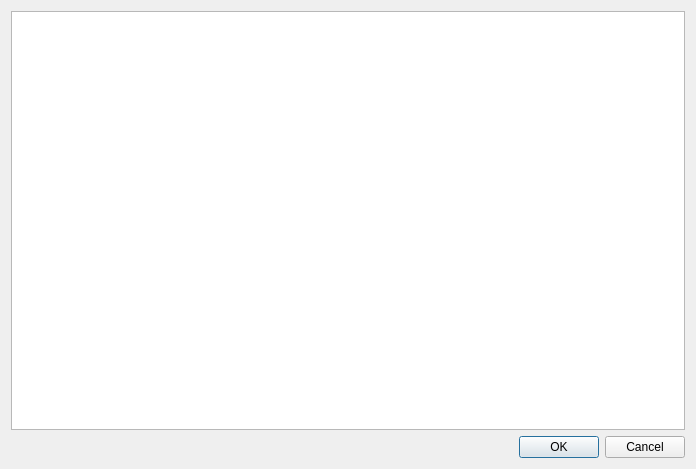
Qt form ui_dlg_importar.ui (ricorrales07/personal-finances-app) before a commit.
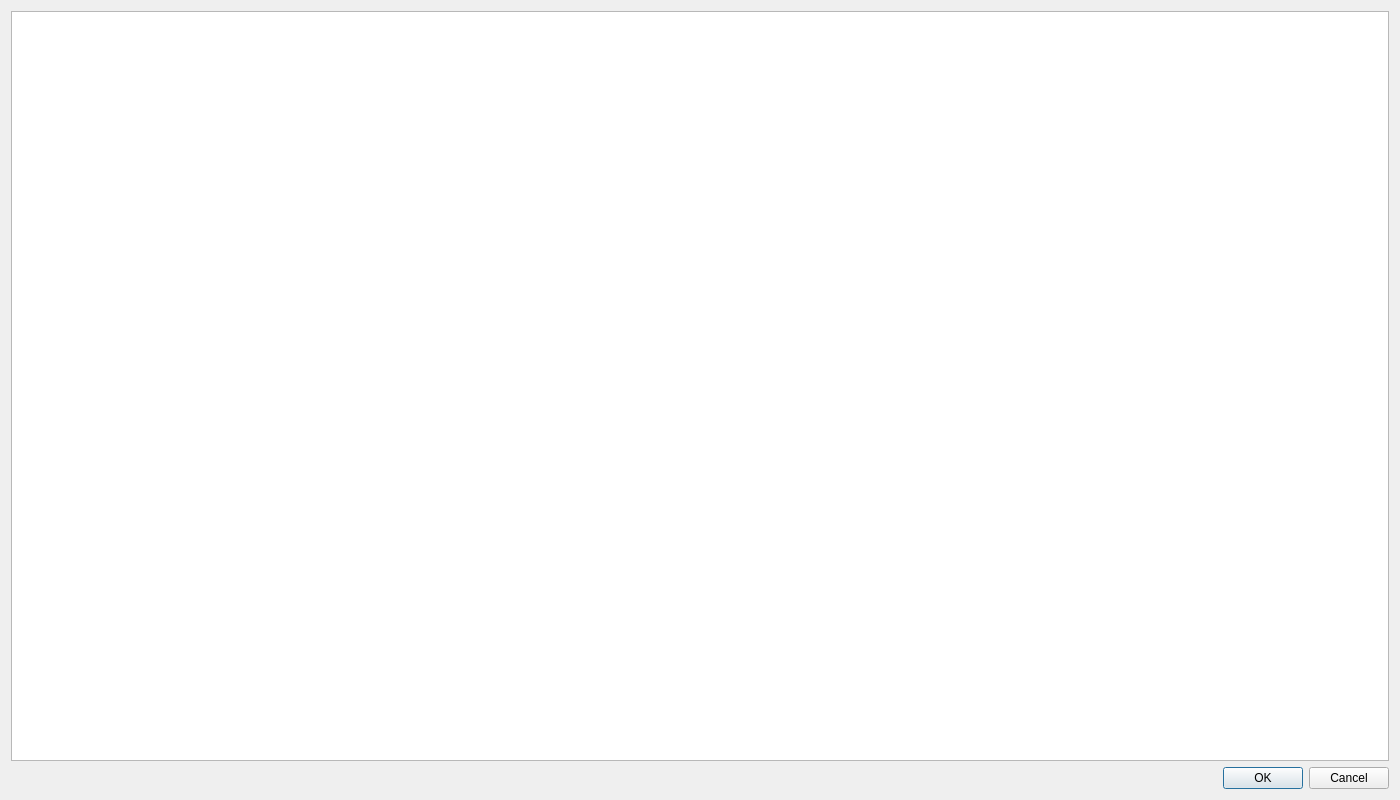
The same form after that commit.

Commit message: Diálogo para importar archivo es más ancho

Diff of the .ui file:
```diff
--- a/ui_dlg_importar.ui
+++ b/ui_dlg_importar.ui
@@ -6,8 +6,8 @@
    <rect>
     <x>0</x>
     <y>0</y>
-    <width>696</width>
-    <height>469</height>
+    <width>1400</width>
+    <height>800</height>
    </rect>
   </property>
   <property name="windowTitle">
```
The commit also changes 1 other file.
